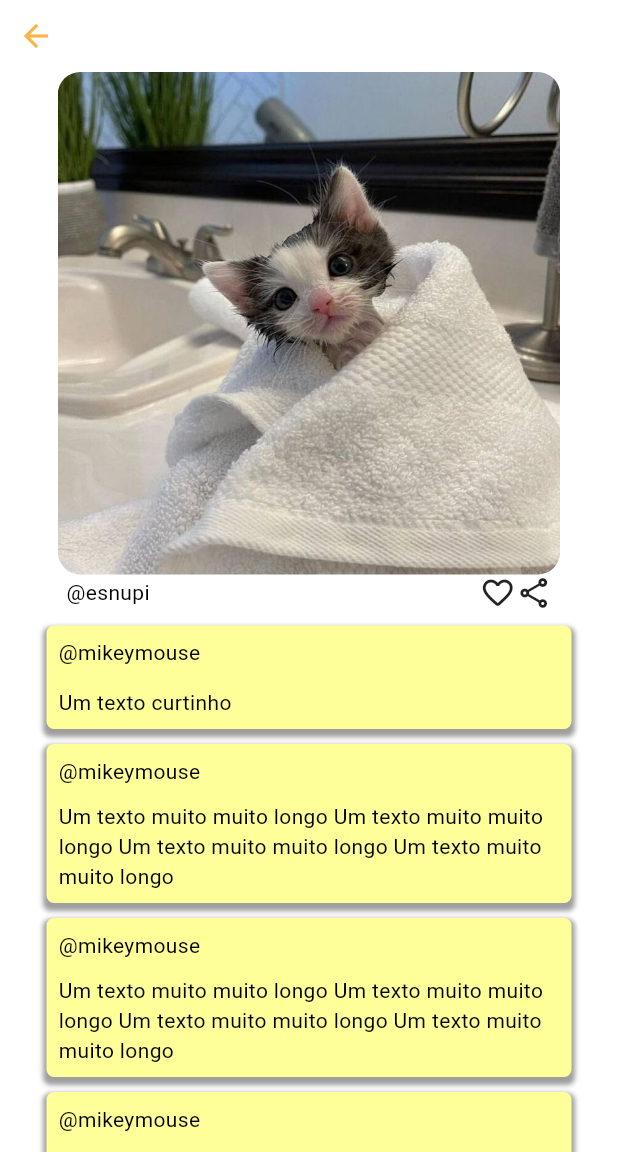
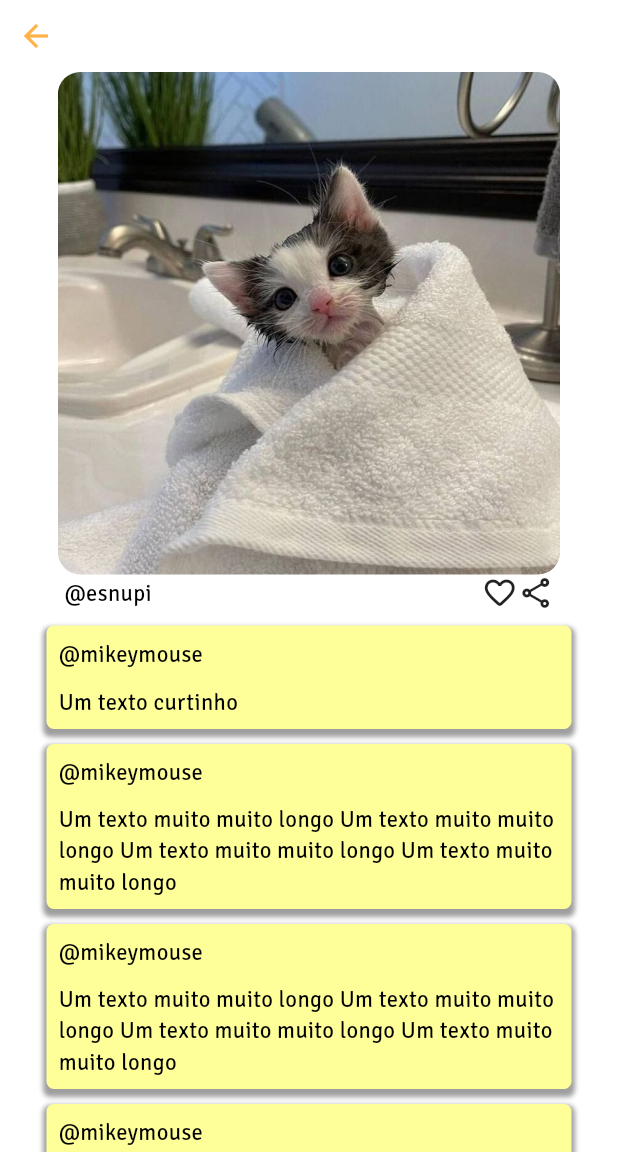
Before and after one commit to ElissonRochaa/MOBILE-25.1-ArtHub, a Flutter app: the TelaPublicacao screen opened by its route, on a phone screen of 412 x 824 dp, the part 84-1236 px from its top. Run offline on Flutter 3.47's test engine with Material 3 defaults, Android fonts, the phone set to English and light mode, and no system bars.

Commit message:
feat: padronizacao das fonts

```diff
--- a/lib/config/themeApp.dart
+++ b/lib/config/themeApp.dart
@@ -2,6 +2,7 @@ import 'package:flutter/material.dart';
 
 class ThemeApp {
   static final theme = ThemeData(
+    fontFamily: 'SignikaNegative',
     colorScheme: ColorScheme(
       brightness: Brightness.light,
       primary: Color(0xFFFFB246),
@@ -15,5 +16,14 @@ class ThemeApp {
       surface: Colors.grey[200]!,
       onSurface: Colors.black,
     ),
+    textTheme: const TextTheme(
+      displayLarge: TextStyle(fontSize: 32),
+      displayMedium: TextStyle(fontSize: 24),
+      titleLarge: TextStyle(fontSize: 20),
+      bodyLarge: TextStyle(fontSize: 16),
+      bodyMedium: TextStyle(fontSize: 15),
+      labelLarge: TextStyle(fontSize: 14),
+      labelSmall: TextStyle(fontSize: 12),
+    ),
   );
 }
```
Also changed, not shown: pubspec.yaml (+5 -11 lines), assets/fonts/SignikaNegative-Regular.ttf (added), flutter_01.png (deleted).
